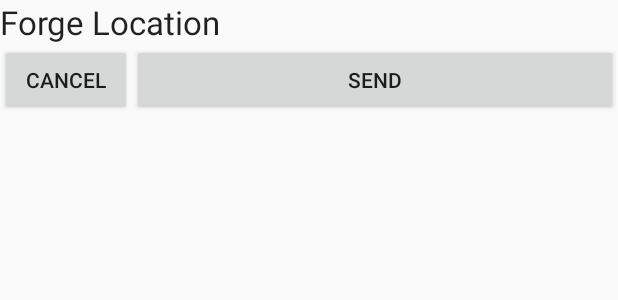
After one commit to WhereIM/app-android, an Android app: the layout pane_forge_location.xml on its own in the app's theme, with its tools: preview values and no code run, on a phone screen of 412 x 824 dp. The commit adds this screen. Shown: the top 300 px of the screen. Run offline under Robolectric (Android 15) with nearby library versions, the phone set to English and light mode, and no system bars; Roboto replaces fonts that are not available here.

Commit message:
implement forge-location UI

```diff
--- /dev/null
+++ b/app/src/main/res/layout/pane_forge_location.xml
@@ -0,0 +1,33 @@
+<?xml version="1.0" encoding="utf-8"?>
+<LinearLayout xmlns:android="http://schemas.android.com/apk/res/android"
+    android:layout_width="match_parent"
+    android:layout_height="wrap_content"
+    android:orientation="vertical">
+
+
+    <TextView
+        android:layout_width="wrap_content"
+        android:layout_height="wrap_content"
+        android:textAppearance="?android:attr/textAppearanceLarge"
+        android:text="@string/forge_location" />
+
+    <LinearLayout
+        android:layout_width="match_parent"
+        android:layout_height="wrap_content">
+
+        <Button
+            android:id="@+id/cancel"
+            android:layout_width="wrap_content"
+            android:layout_height="wrap_content"
+            android:text="@string/cancel" />
+
+        <Button
+            android:id="@+id/send"
+            android:layout_width="0dp"
+            android:layout_weight="1"
+            android:layout_height="wrap_content"
+            android:text="@string/send" />
+
+    </LinearLayout>
+
+</LinearLayout>
```
Also changed, not shown: app/src/main/java/im/where/whereim/ChannelActivity.java (+7 -1 lines), app/src/main/java/im/where/whereim/PaneForgeLocation.java (added, +79 -0 lines).
